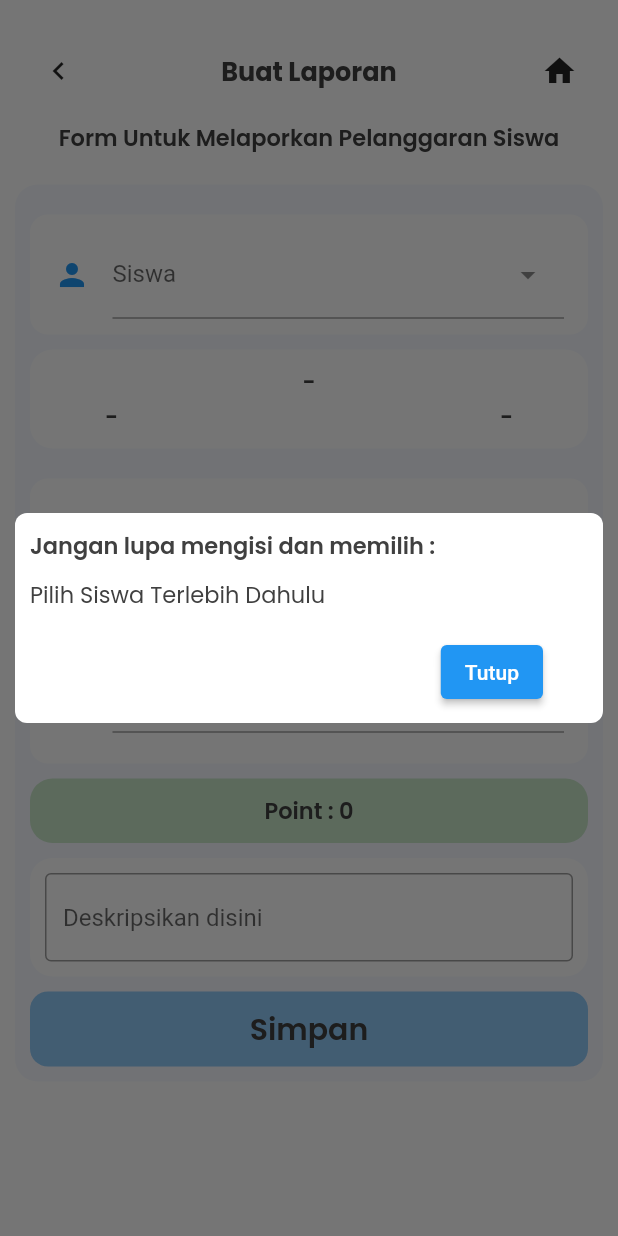
After one commit to jeffriagustiar/fe_info_guru, a Flutter app: the LaporkanPage screen opened by its route, after a tap on "Simpan", on a phone screen of 412 x 824 dp. The commit adds this screen. Run offline on Flutter 3.47's test engine with Material 2 defaults, Android fonts, the phone set to English and light mode, and no system bars; drawn by our look-alikes of dropdown_search; our stand-ins replace google_fonts; missing offline and left inert: sp_util; accounts and stored records are empty.

Commit message:
laporkan ui

```diff
--- a/lib/pages/home/buatLaporan/laporkan_page.dart
+++ b/lib/pages/home/buatLaporan/laporkan_page.dart
@@ -1,8 +1,11 @@
 import 'package:fe_info_guru/services/siswa_service.dart';
 import 'package:fe_info_guru/share/theme.dart';
 import 'package:fe_info_guru/widgets/appBar_buttom.dart';
+import 'package:fe_info_guru/widgets/text_buttom_sendiri.dart';
+import 'package:fe_info_guru/widgets/transpatant_popup.dart';
 import 'package:flutter/material.dart';
 import 'package:dropdown_search/dropdown_search.dart';
+import 'package:sp_util/sp_util.dart';
 
 class LaporkanPage extends StatefulWidget {
   const LaporkanPage({super.key});
@@ -20,9 +23,34 @@ class _LaporkanPageState extends State<LaporkanPage> {
   String idKategori = '-';
   String idJenis = '-';
   String point = '0';
-
+  String? nip = SpUtil.getString('nip');
+  bool isLoading = false;
 
   TextEditingController descController = TextEditingController(text: '');
+
+  simpan() async {
+      setState(() {
+        isLoading = true;
+      });
+
+      if (nis == '-' || idJenis == '-' || descController.text.isEmpty) {
+        showDialog(
+          context: context,
+          builder: (BuildContext context) {
+            return TransparentPopup(nis: nis, jenis: idJenis,desc: descController.text.isEmpty,);
+          },
+        );
+      } else {
+        print(idJenis);
+        print(nis);
+        print(nip);
+        print(descController.text);
+      }
+
+      setState(() {
+        isLoading = false;
+      });
+    }
 
   @override
   Widget build(BuildContext context) {
@@ -147,7 +175,7 @@ class _LaporkanPageState extends State<LaporkanPage> {
                             hintText: "Pilih Kategori",
                           ),
 
-                          mode: Mode.MENU,
+                          mode: Mode.BOTTOM_SHEET,
                           showSearchBox: true,
 
                           onFind: (text) async {
@@ -195,7 +223,7 @@ class _LaporkanPageState extends State<LaporkanPage> {
               Container(
                 padding: const EdgeInsets.symmetric(horizontal: 16),
                 width: double.infinity,
-                height: 80,
+                height: 100,
                 decoration: BoxDecoration(
                   color: backgroundColor,
                   borderRadius: BorderRadius.circular(12)
@@ -217,7 +245,7 @@ class _LaporkanPageState extends State<LaporkanPage> {
                             hintText: "Pilih Jenis",
                           ),
 
-                          mode: Mode.MENU,
+                          mode: Mode.BOTTOM_SHEET,
                           showSearchBox: true,
 
                           onFind: (text) async {
@@ -261,6 +289,8 @@ class _LaporkanPageState extends State<LaporkanPage> {
             AppBarButtom(nama: 'Buat Laporan'),
 
             textForm("Form Untuk Melaporkan Pelanggaran Siswa"),
+
+            const SizedBox(height: 10,),
 
             Expanded(
               child: ListView(
@@ -337,6 +367,12 @@ class _LaporkanPageState extends State<LaporkanPage> {
                           ),
                         ),
 
+                        TextButtomSendiri(
+                          nama: "Simpan",
+                          lebar: double.infinity,
+                          onPressed: simpan
+                        )
+
                       ],
                     )
                   )
@@ -349,4 +385,5 @@ class _LaporkanPageState extends State<LaporkanPage> {
       ),
     );
   }
+
 }
--- /dev/null
+++ b/lib/widgets/transpatant_popup.dart
@@ -0,0 +1,104 @@
+import 'dart:async';
+import 'package:fe_info_guru/share/theme.dart';
+import 'package:flutter/material.dart';
+
+class TransparentPopup extends StatefulWidget {
+  String nis;
+  String jenis;
+  bool desc;
+
+  TransparentPopup({required this.nis, required this.jenis, required this.desc, super.key});
+
+  @override
+  _TransparentPopupState createState() => _TransparentPopupState();
+}
+
+class _TransparentPopupState extends State<TransparentPopup> {
+  Timer? _timer;
+  String textTampil='';
+
+  @override
+  void initState() {
+    super.initState();
+    _startTimer();
+  }
+
+  @override
+  void dispose() {
+    _cancelTimer();
+    super.dispose();
+  }
+
+  void _startTimer() {
+    _timer = Timer(const Duration(seconds: 3), () {
+      if (mounted) {
+        Navigator.of(context).pop();
+      }
+    });
+  }
+
+  void _cancelTimer() {
+    _timer?.cancel();
+  }
+
+  @override
+  Widget build(BuildContext context) {
+
+    if (widget.nis == '-') {
+      textTampil = 'Pilih Siswa Terlebih Dahulu';
+    } else if(widget.jenis == '-') {
+      textTampil = 'Pilih Kategori dan Jenis Laporan Terlebih Dahulu';
+    } else if(widget.desc == true){
+      textTampil = 'Deskripsikan Laporan ';
+    }
+
+    return Scaffold(
+      backgroundColor: Colors.transparent,
+      body: Center(
+        child: Container(
+          padding: const EdgeInsets.all(10),
+          margin: const EdgeInsets.all(10),
+          decoration: BoxDecoration(
+            // color: Colors.white.withOpacity(0.5),
+            color: Colors.white,
+            borderRadius: BorderRadius.circular(8.0),
+          ),
+          child: Column(
+            crossAxisAlignment: CrossAxisAlignment.start,
+            mainAxisSize: MainAxisSize.min,
+            children: [
+              Text(
+                'Jangan lupa mengisi dan memilih : ',
+                style: blackTextStyle.copyWith(
+                  fontSize: 15,
+                  fontWeight: semibold
+                ),
+              ),
+              const SizedBox(height: 10,),
+              Text(
+                textTampil,
+                style: blackTextStyle.copyWith(
+                  fontSize: 15,
+                  fontWeight: regular
+                ),
+              ),
+              const SizedBox(height: 16.0),
+              Container(
+                padding: const EdgeInsets.only(right: 30),
+                child: Align(
+                  alignment: Alignment.bottomRight,
+                  child: ElevatedButton(
+                    onPressed: () {
+                      Navigator.of(context).pop();
+                    },
+                    child: const Text('Tutup'),
+                  ),
+                ),
+              ),
+            ],
+          ),
+        ),
+      ),
+    );
+  }
+}
```
